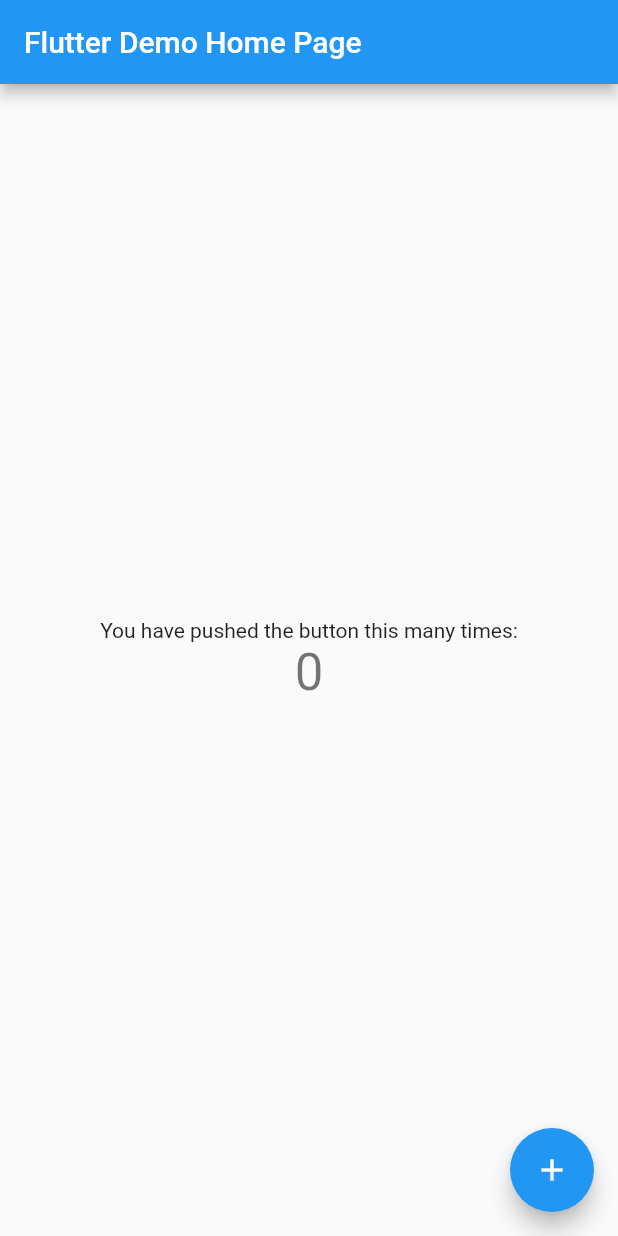
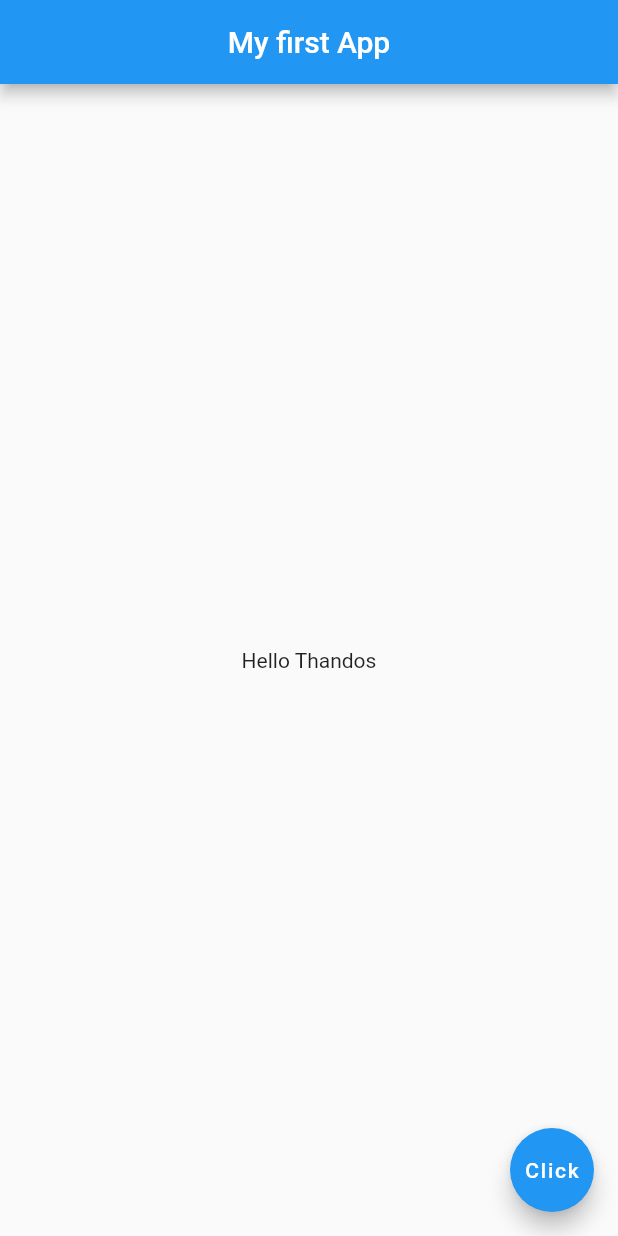
Before and after one commit to Thandohimself/flutterdemo_app, a Flutter app: the screen it shows after launch, on a phone screen of 412 x 824 dp. Run offline on Flutter 3.47's test engine with Material 2 defaults, Android fonts, the phone set to English and light mode, and no system bars.

Commit message:
Scaffold & AppBar Widgets

```diff
--- a/lib/main.dart
+++ b/lib/main.dart
@@ -1,111 +1,16 @@
 import 'package:flutter/material.dart';
 
-void main() => runApp(MyApp());
-
-class MyApp extends StatelessWidget {
-  // This widget is the root of your application.
-  @override
-  Widget build(BuildContext context) {
-    return MaterialApp(
-      title: 'Flutter Demo',
-      theme: ThemeData(
-        // This is the theme of your application.
-        //
-        // Try running your application with "flutter run". You'll see the
-        // application has a blue toolbar. Then, without quitting the app, try
-        // changing the primarySwatch below to Colors.green and then invoke
-        // "hot reload" (press "r" in the console where you ran "flutter run",
-        // or simply save your changes to "hot reload" in a Flutter IDE).
-        // Notice that the counter didn't reset back to zero; the application
-        // is not restarted.
-        primarySwatch: Colors.blue,
-      ),
-      home: MyHomePage(title: 'Flutter Demo Home Page'),
-    );
-  }
-}
-
-class MyHomePage extends StatefulWidget {
-  MyHomePage({Key key, this.title}) : super(key: key);
-
-  // This widget is the home page of your application. It is stateful, meaning
-  // that it has a State object (defined below) that contains fields that affect
-  // how it looks.
-
-  // This class is the configuration for the state. It holds the values (in this
-  // case the title) provided by the parent (in this case the App widget) and
-  // used by the build method of the State. Fields in a Widget subclass are
-  // always marked "final".
-
-  final String title;
-
-  @override
-  _MyHomePageState createState() => _MyHomePageState();
-}
-
-class _MyHomePageState extends State<MyHomePage> {
-  int _counter = 0;
-
-  void _incrementCounter() {
-    setState(() {
-      // This call to setState tells the Flutter framework that something has
-      // changed in this State, which causes it to rerun the build method below
-      // so that the display can reflect the updated values. If we changed
-      // _counter without calling setState(), then the build method would not be
-      // called again, and so nothing would appear to happen.
-      _counter++;
-    });
-  }
-
-  @override
-  Widget build(BuildContext context) {
-    // This method is rerun every time setState is called, for instance as done
-    // by the _incrementCounter method above.
-    //
-    // The Flutter framework has been optimized to make rerunning build methods
-    // fast, so that you can just rebuild anything that needs updating rather
-    // than having to individually change instances of widgets.
-    return Scaffold(
+void main() => runApp(MaterialApp(
+  home: Scaffold(
     appBar: AppBar(
-        // Here we take the value from the MyHomePage object that was created by
-        // the App.build method, and use it to set our appbar title.
-        title: Text(widget.title),
+      title: Text('My first App'),
+      centerTitle: true,
     ),
     body: Center(
-        // Center is a layout widget. It takes a single child and positions it
-        // in the middle of the parent.
-        child: Column(
-          // Column is also a layout widget. It takes a list of children and
-          // arranges them vertically. By default, it sizes itself to fit its
-          // children horizontally, and tries to be as tall as its parent.
-          //
-          // Invoke "debug painting" (press "p" in the console, choose the
-          // "Toggle Debug Paint" action from the Flutter Inspector in Android
-          // Studio, or the "Toggle Debug Paint" command in Visual Studio Code)
-          // to see the wireframe for each widget.
-          //
-          // Column has various properties to control how it sizes itself and
-          // how it positions its children. Here we use mainAxisAlignment to
-          // center the children vertically; the main axis here is the vertical
-          // axis because Columns are vertical (the cross axis would be
-          // horizontal).
-          mainAxisAlignment: MainAxisAlignment.center,
-          children: <Widget>[
-            Text(
-              'You have pushed the button this many times:',
+      child: Text('Hello Thandos'),
     ),
-            Text(
-              '$_counter',
-              style: Theme.of(context).textTheme.display1,
-            ),
-          ],
+    floatingActionButton: FloatingActionButton(
+      child: Text('Click'),
     ),
   ),
-      floatingActionButton: FloatingActionButton(
-        onPressed: _incrementCounter,
-        tooltip: 'Increment',
-        child: Icon(Icons.add),
-      ), // This trailing comma makes auto-formatting nicer for build methods.
-    );
-  }
-}
+));
```
Also changed, not shown: 1 other file. Lines whose indentation alone changed are shown as unchanged.
